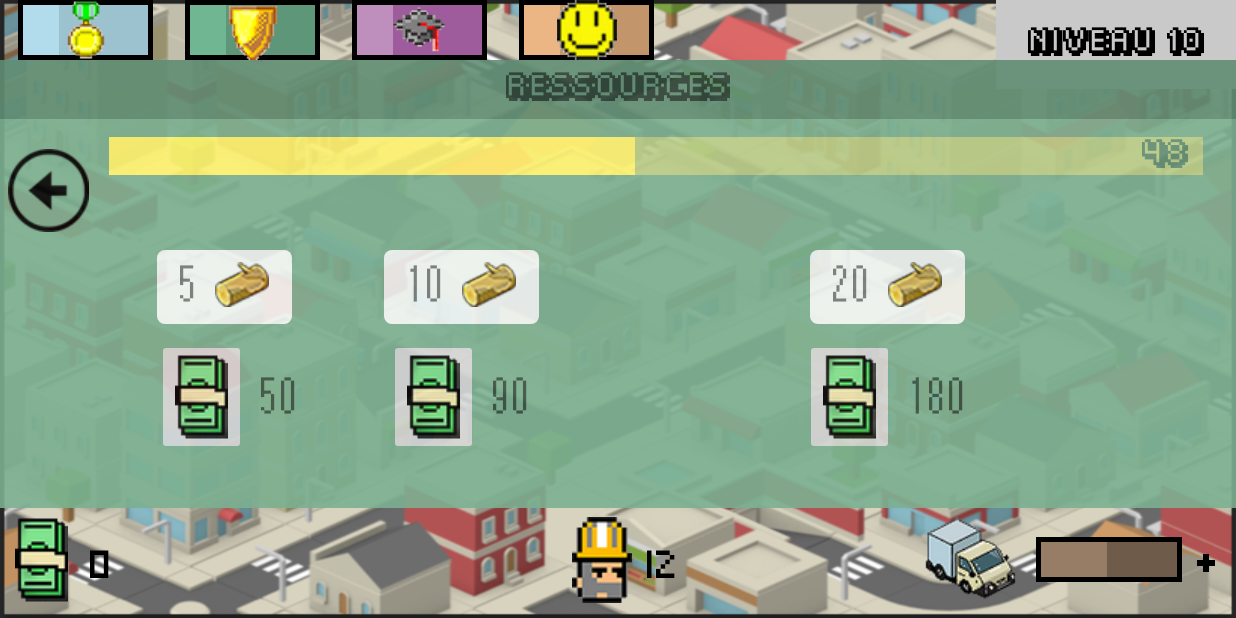
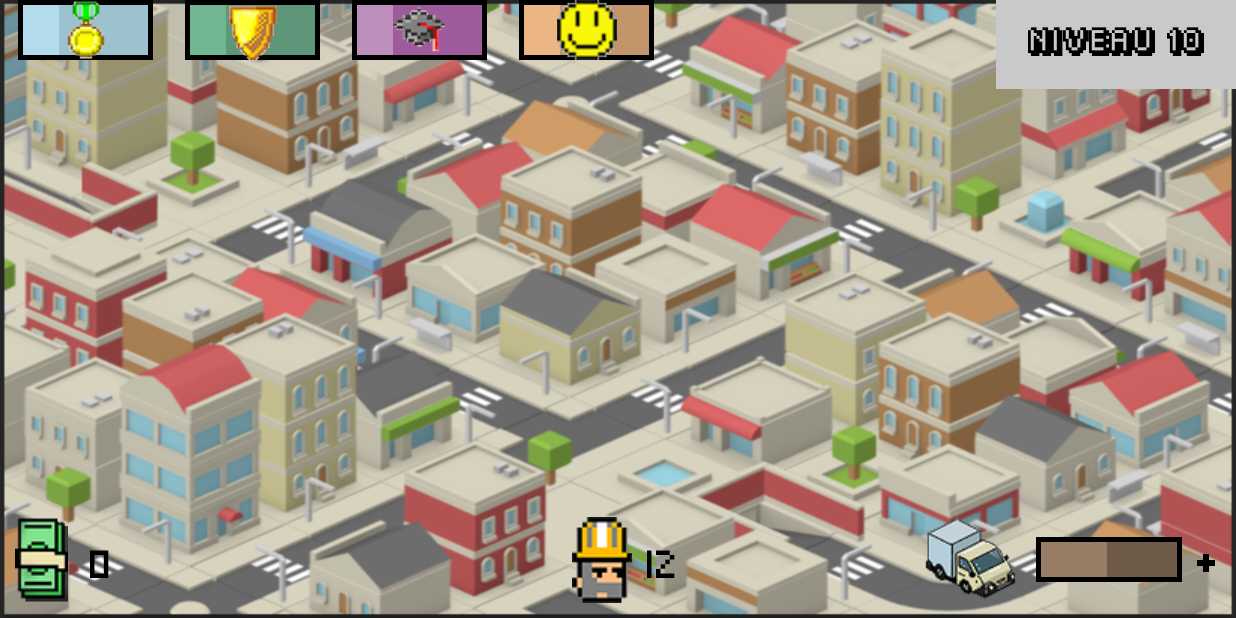
Before and after one commit to anzouaoui/companySimulator, an Android app: the MainActivity screen opened directly, with no data from a screen before it, on a phone screen of 824 x 412 dp (held sideways). Run offline under Robolectric (Android 15) with nearby library versions, the phone set to English and light mode, and no system bars.

Commit message:
relative layout invisible

```diff
--- a/app/src/main/res/layout/activity_main.xml
+++ b/app/src/main/res/layout/activity_main.xml
@@ -2898,7 +2898,8 @@
                 android:layout_height="wrap_content"
                 android:layout_marginTop="40dp"
                 android:alpha="0.9"
-                android:background="@color/colorBackgroundRelativeLayoutEmployes">
+                android:background="@color/colorBackgroundRelativeLayoutEmployes"
+                android:visibility="invisible">
 
                 <RelativeLayout
                     android:id="@+id/RelativeLayoutContentDetailRessources"
```
